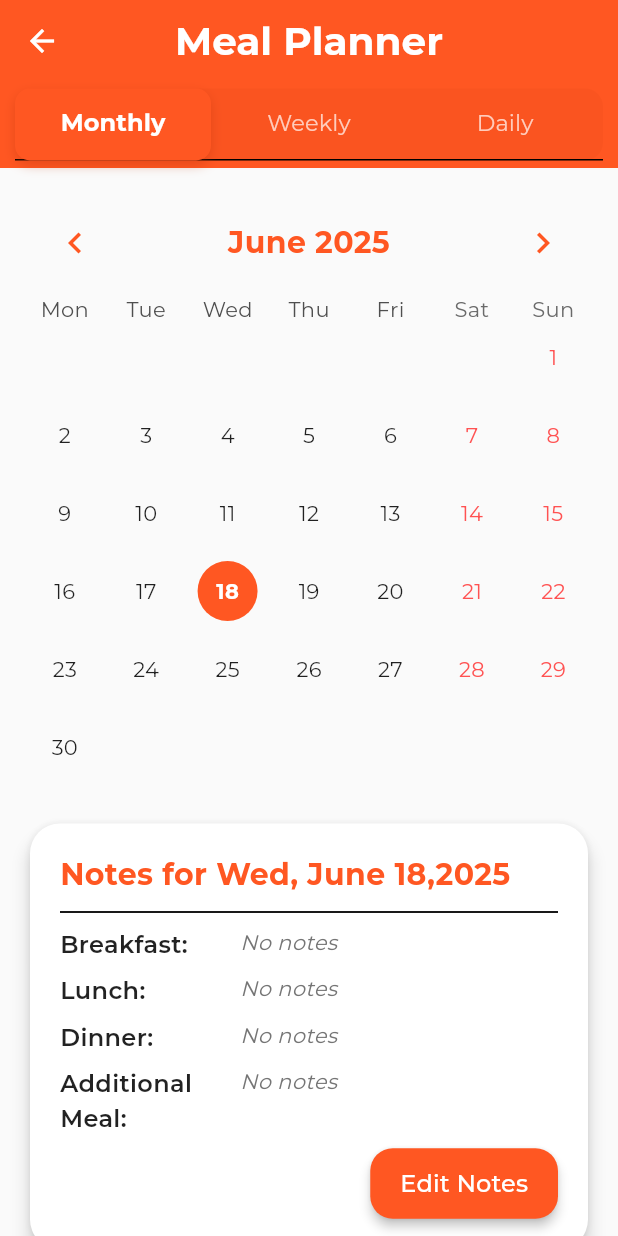
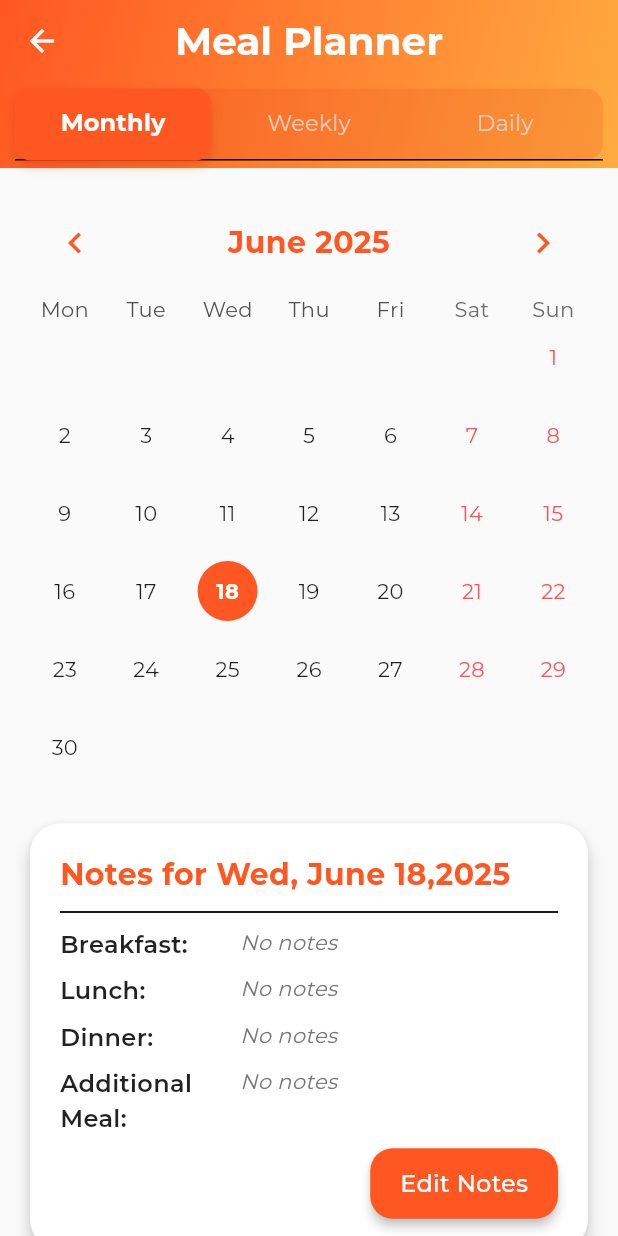
Before and after one commit to camy0330/Dappr, a Flutter app: the MealPlannerPage screen opened directly, on a phone screen of 412 x 824 dp. Run offline on Flutter 3.47's test engine with Material 3 defaults, Android fonts, the phone set to English and light mode, and no system bars; drawn by our look-alikes of table_calendar; our stand-ins replace audioplayers, logger, lottie, shared_preferences; accounts and stored records are empty.

Commit message:
gradient on meal planner

```diff
--- a/lib/pages/meal_planner_page.dart
+++ b/lib/pages/meal_planner_page.dart
@@ -735,9 +735,23 @@ class _MealPlannerPageState extends State<MealPlannerPage>
             fontSize: 26, // Slightly larger title
           ),
         ),
-        backgroundColor: Colors.deepOrange, // Solid deep orange background
         elevation: 0,
         centerTitle: true,
+        iconTheme: const IconThemeData(
+            color: Colors.white), //Ensure any icon are white
+        // *** Add flexibleSpace for the gradient background ***
+        flexibleSpace: Container(
+          decoration: const BoxDecoration(
+            gradient: LinearGradient(
+              colors: [
+                Colors.deepOrange,
+                Colors.orangeAccent
+              ], // Your desired gradient colors
+              begin: Alignment.topLeft, // Start of the gradient
+              end: Alignment.bottomRight, // End of the gradient
+            ),
+          ),
+        ),
         bottom: PreferredSize(
           preferredSize: const Size.fromHeight(kToolbarHeight),
           child: Container(
```
